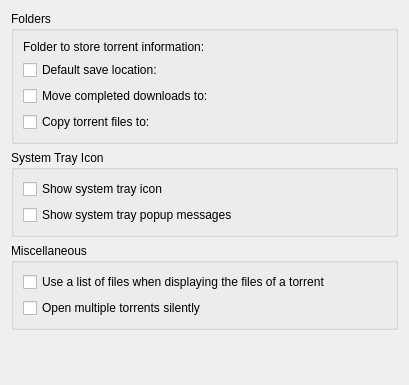
Above: ktorrent/generalpref.ui from KDE/ktorrent before the change. Below: the same form after it.
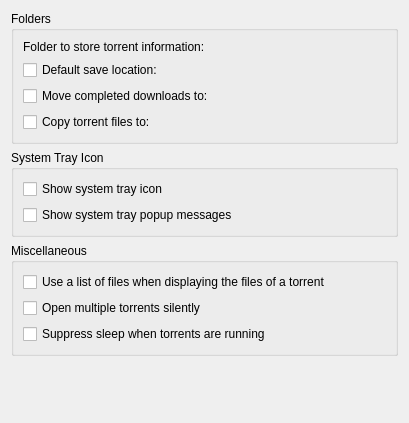
That is the form after the change. Custom widgets are drawn as their Qt base class.

Commit message: Added feature to suppress sleep when torrents are running

What changed in the file:
```diff
--- a/ktorrent/generalpref.ui
+++ b/ktorrent/generalpref.ui
@@ -6,7 +6,7 @@
     <x>0</x>
     <y>0</y>
     <width>409</width>
-    <height>385</height>
+    <height>423</height>
    </rect>
   </property>
   <layout class="QVBoxLayout" >
@@ -145,6 +145,19 @@
         </property>
        </widget>
       </item>
+      <item>
+       <widget class="QCheckBox" name="kcfg_suppressSleep" >
+        <property name="toolTip" >
+         <string>&lt;html>&lt;head>&lt;meta name="qrichtext" content="1" />&lt;style type="text/css">
+p, li { white-space: pre-wrap; }
+&lt;/style>&lt;/head>&lt;body style=" font-family:'Bitstream Vera Sans'; font-size:8pt; font-weight:400; font-style:normal;">
+&lt;p style=" margin-top:0px; margin-bottom:0px; margin-left:0px; margin-right:0px; -qt-block-indent:0; text-indent:0px;">Prevent computer from going into a sleep state when torrents are running.&lt;/p>&lt;/body>&lt;/html></string>
+        </property>
+        <property name="text" >
+         <string>Suppress sleep when torrents are running</string>
+        </property>
+       </widget>
+      </item>
      </layout>
     </widget>
    </item>
```
The commit also changes 4 other files.
